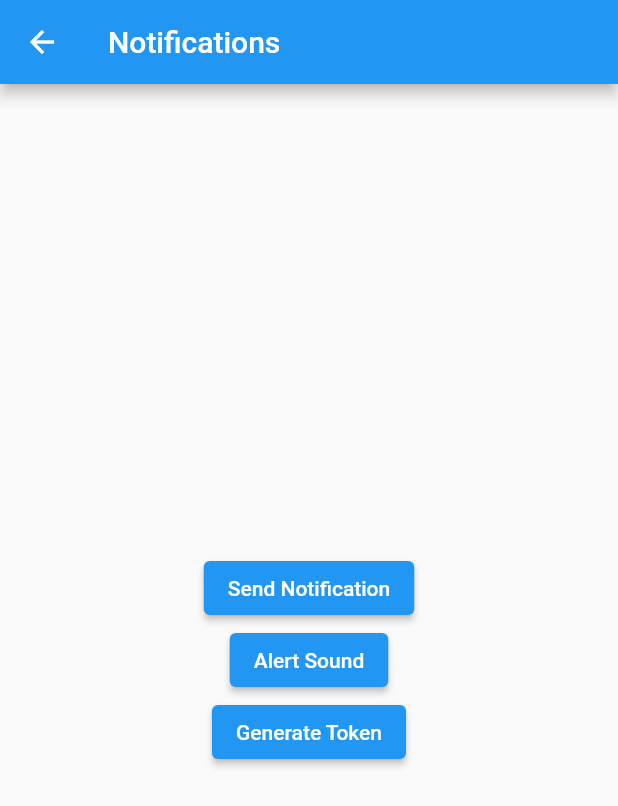
After one commit to mirza-d3x/researcher, a Flutter app: the screen it shows after launch, after a tap on "Notifications", on a phone screen of 412 x 824 dp. The commit adds this screen. Shown: the top 806 px of the screen. Run offline on Flutter 3.47's test engine with Material 2 defaults, Android fonts, the phone set to English and light mode, and no system bars; our stand-ins replace audioplayers, bloc, firebase_core, firebase_messaging, flutter_bloc, flutter_local_notifications and 3 more; missing offline and left inert: agora_rtc_engine, zego_uikit_prebuilt_call; accounts and stored records are empty; network calls fail.

Commit message:
testing notification

```diff
--- /dev/null
+++ b/lib/Notifcation/notication_test.dart
@@ -0,0 +1,98 @@
+//
+// Author: Geojit Technologies PVT LTD
+// notication_test.dart (c) 2023
+// Desc: Copyright (C) Geojit technologies (P) Ltd, All Rights Reserved
+//  Unauthorized copying of this file, via any medium is strictly prohibited
+//  Proprietary and confidential
+// Created:  2023-05-08T12:25:30.050Z
+//
+
+import 'dart:developer';
+
+import 'package:audioplayers/audioplayers.dart';
+import 'package:firebase_messaging/firebase_messaging.dart';
+import 'package:flutter_local_notifications/flutter_local_notifications.dart';
+import 'package:researcher/Notifcation/notification.dart';
+import 'package:flutter/material.dart';
+
+class NotificationScreen extends StatefulWidget {
+  const NotificationScreen({super.key});
+
+  @override
+  State<NotificationScreen> createState() => _NotificationScreenState();
+}
+
+class _NotificationScreenState extends State<NotificationScreen> {
+  final _localNotificationsPlugin = FlutterLocalNotificationsPlugin();
+
+  Future<void> setup() async {
+    // #1
+    const androidSetting = AndroidInitializationSettings('@mipmap/ic_launcher');
+    // const iosSetting = IOSInitializationSettings();
+
+    // #2
+    const initSettings = InitializationSettings(android: androidSetting);
+
+    // #3
+    await _localNotificationsPlugin.initialize(initSettings).then((_) {
+      debugPrint('setupPlugin: setup success');
+    }).catchError((Object error) {
+      debugPrint('Error: $error');
+    });
+  }
+
+  Notifications notifications = Notifications();
+  AudioPlayer audioPlayers = AudioPlayer();
+  @override
+  void initState() {
+    notifications.initNotification();
+    super.initState();
+  }
+
+  @override
+  Widget build(BuildContext context) {
+    return Scaffold(
+      appBar: AppBar(
+        title: const Text("Notifications"),
+      ),
+      body: SizedBox(
+        height: MediaQuery.of(context).size.height,
+        width: MediaQuery.of(context).size.width,
+        child: Column(
+          mainAxisAlignment: MainAxisAlignment.center,
+          crossAxisAlignment: CrossAxisAlignment.center,
+          children: [
+            ElevatedButton(
+              onPressed: () {
+                notifications.showNotification(
+                    title: "Test notification",
+                    body: "test notification testing ",
+                    sound: 'noti');
+              },
+              child: const Text("Send Notification"),
+            ),
+            ElevatedButton(
+              onPressed: () {
+                // notifications.showNotification(
+                //   title: "Test notification",
+                //   body: "test notification testing ",
+                //   payload: "",
+                // );
+                audioPlayers.play(AssetSource("sounds/notif.mp3"));
+              },
+              child: const Text("Alert Sound"),
+            ),
+            ElevatedButton(
+              onPressed: () async {
+                final fcmToken = await FirebaseMessaging.instance.getToken();
+                log("----------------------------------------Firebase FCM-----------------------------------------");
+                log(fcmToken!);
+              },
+              child: const Text("Generate Token"),
+            ),
+          ],
+        ),
+      ),
+    );
+  }
+}
--- /dev/null
+++ b/lib/Notifcation/notification.dart
@@ -0,0 +1,199 @@
+//
+// Author: Geojit Technologies PVT LTD
+// notification.dart (c) 2023
+// Desc: Copyright (C) Geojit technologies (P) Ltd, All Rights Reserved
+//  Unauthorized copying of this file, via any medium is strictly prohibited
+//  Proprietary and confidential
+// Created:  2023-05-09T04:57:15.081Z
+//
+
+import 'dart:developer';
+
+import 'package:firebase_core/firebase_core.dart';
+import 'package:firebase_messaging/firebase_messaging.dart';
+import 'package:flutter_local_notifications/flutter_local_notifications.dart';
+
+class Notifications {
+  late final FirebaseMessaging _messaging;
+
+  final FlutterLocalNotificationsPlugin notifications =
+      FlutterLocalNotificationsPlugin();
+  final FirebaseMessaging _firebaseMessaging = FirebaseMessaging.instance;
+  void registerPushNotifications() async {
+    NotificationSettings settings = await _firebaseMessaging.requestPermission(
+      alert: true,
+      badge: true,
+      sound: true,
+    );
+
+    if (settings.authorizationStatus == AuthorizationStatus.authorized) {
+      FirebaseMessaging.onMessage.listen((RemoteMessage message) {
+        log('Got a message whilst in the foreground!');
+        log('Message data: ${message.notification!.title}');
+        if (message.notification != null) {
+          print(
+              "=====================Sound========================${message.data['sound']}");
+          showNotification(
+              title: message.notification!.title!,
+              body: message.notification!.body!,
+              sound: message.data['sound']);
+          log('Message also contained a notification: ${message.notification!.title}');
+        }
+      });
+
+      FirebaseMessaging.onBackgroundMessage(firebaseMessagingBackgroundHandler);
+
+      FirebaseMessaging.onMessageOpenedApp.listen((RemoteMessage message) {
+        log('A new onMessageOpenedApp event was published!');
+        log('Message data: ${message.notification!.title}');
+      });
+    } else {
+      log('User declined permission');
+    }
+  }
+
+  Future<void> firebaseMessagingBackgroundHandler(RemoteMessage message) async {
+    log('Handling a background message ${message.notification!.title}');
+    print(
+        "=====================Sound========================${message.data['sound']}");
+    showNotification(
+        title: message.notification!.title!,
+        body: message.notification!.body!,
+        sound: message.data['sound']);
+  }
+
+  // void registerNotification() async {
+  //   await Firebase.initializeApp();
+
+  //   _messaging = FirebaseMessaging.instance;
+
+  //   NotificationSettings settings = await _messaging.requestPermission(
+  //     alert: true,
+  //     badge: true,
+  //     provisional: false,
+  //     sound: true,
+  //   );
+
+  //   if (settings.authorizationStatus == AuthorizationStatus.authorized) {
+  //     FirebaseMessaging.onMessage.listen((RemoteMessage message) {
+  //       log('Got a message whilst in the foreground!');
+  //       log('Message data: ${message.data}');
+
+  //       if (message.notification != null) {
+  //         log("NotificationRecieved");
+  //         showNotification(
+  //           title: message.notification!.title!,
+  //           body: message.notification!.body!,
+  //         );
+  //         log(
+  //             'Message also contained a notification: ${message.notification}');
+  //       }
+  //     });
+
+  //     // FirebaseMessaging.onBackgroundMessage(
+  //     //     _firebaseMessagingBackgroundHandler);
+
+  //     FirebaseMessaging.onMessageOpenedApp.listen((RemoteMessage message) {
+  //       log('A new onMessageOpenedApp event was published!');
+  //       log('Message data: ${message.data}');
+  //       showNotification(
+  //         title: message.notification!.title!,
+  //         body: message.notification!.body!,
+  //       );
+  //     });
+  //   } else {
+  //     log('User declined permission');
+  //   }
+  // }
+
+  // Future<void> _firebaseMessagingBackgroundHandler(
+  //     RemoteMessage message) async {
+  //   showNotification(
+  //     title: message.notification!.title!,
+  //     body: message.notification!.body!,
+  //   );
+  //   log('Handling a background message ${message.messageId}');
+  // }
+
+  initNotification() async {
+    const androidSettings = AndroidInitializationSettings('mipmap/ic_launcher');
+
+    const notificationSettings =
+        InitializationSettings(android: androidSettings);
+    await notifications.initialize(notificationSettings);
+  }
+
+  showNotification({
+    int id = 0,
+    required String title,
+    required String body,
+    required String sound,
+  }) async {
+    print("=====================Sound========================$sound");
+    notifications.show(id, title, body, await getNotificationDetails(sound));
+  }
+
+  getNotificationDetails(String sound) async {
+    return NotificationDetails(
+      android: AndroidNotificationDetails(
+        "channelIdfsgfgs",
+        "channelName",
+        importance: Importance.max,
+        playSound: true,
+        sound: RawResourceAndroidNotificationSound(sound),
+      ),
+    );
+  }
+}
+
+class PushNotification {
+  PushNotification({
+    this.title,
+    this.body,
+  });
+  String? title;
+  String? body;
+}
+
+// Initialize the FirebaseMessaging instance
+final FirebaseMessaging _firebaseMessaging = FirebaseMessaging.instance;
+
+// Request permission for receiving push notifications (optional)
+void requestPermissionForPushNotifications() async {
+  NotificationSettings settings = await _firebaseMessaging.requestPermission(
+    alert: true,
+    badge: true,
+    sound: true,
+  );
+  log('User granted permission: ${settings.authorizationStatus}');
+}
+
+// Get the device token for push notifications (required for sending notifications)
+void getDeviceTokenForPushNotifications() async {
+  String? token = await _firebaseMessaging.getToken();
+  log('Device token for push notifications: $token');
+}
+
+// Listen for incoming push notifications while the app is in the foreground (optional)
+void handleIncomingForegroundNotifications() {
+  FirebaseMessaging.onMessage.listen((RemoteMessage message) {
+    log('Received a foreground message: ${message.notification!.title}');
+  });
+}
+
+// Listen for incoming push notifications while the app is in the background (optional)
+void handleIncomingBackgroundNotifications() {
+  FirebaseMessaging.onBackgroundMessage((message) {
+    log('Received a background message: ${message.notification!.title}');
+    return Future<void>.value();
+  });
+}
+
+// Listen for incoming push notifications while the app is terminated (optional)
+void handleIncomingTerminatedNotifications() async {
+  RemoteMessage? initialMessage =
+      await FirebaseMessaging.instance.getInitialMessage();
+  if (initialMessage != null) {
+    log('Received a terminated message: ${initialMessage.notification!.title}');
+  }
+}
--- a/lib/main.dart
+++ b/lib/main.dart
@@ -1,11 +1,23 @@
+import 'package:firebase_core/firebase_core.dart';
+import 'package:firebase_messaging/firebase_messaging.dart';
 import 'package:flutter/material.dart';
 import 'package:flutter_bloc/flutter_bloc.dart';
+import 'package:researcher/Notifcation/notification.dart';
+import 'package:researcher/firebase_options.dart';
 import 'package:researcher/options.dart';
 import 'package:researcher/rz/Pagination/Api/api_functions.dart';
 import 'package:researcher/rz/Pagination/Bloc/bloc/pagination_bloc_bloc.dart';
+import 'package:zego_uikit_prebuilt_call/zego_uikit_prebuilt_call.dart';
 
-void main() {
+void main() async {
+  WidgetsFlutterBinding.ensureInitialized();
+  await Firebase.initializeApp(
+    options: DefaultFirebaseOptions.currentPlatform,
+  );
+  final navigatorKey = GlobalKey<NavigatorState>();
+  ZegoUIKitPrebuiltCallInvitationService().setNavigatorKey(navigatorKey);
   ApiS apiS = ApiS();
+
   runApp(
     MultiBlocProvider(
       providers: [
@@ -13,13 +25,14 @@ void main() {
           create: (context) => PaginationBloc(apiS),
         ),
       ],
-      child: const MyApp(),
+      child: MyApp(navigatorKey: navigatorKey),
     ),
   );
 }
 
 class MyApp extends StatelessWidget {
-  const MyApp({super.key});
+  final GlobalKey<NavigatorState> navigatorKey;
+  const MyApp({super.key, required this.navigatorKey});
 
   @override
   Widget build(BuildContext context) {
--- a/lib/options.dart
+++ b/lib/options.dart
@@ -1,11 +1,25 @@
 import 'package:flutter/material.dart';
 import 'package:researcher/Animation/animation_main.dart';
+import 'package:researcher/Notifcation/notication_test.dart';
+import 'package:researcher/Notifcation/notification.dart';
 import 'package:researcher/PasswordGenerator/password_generator.dart';
 import 'package:researcher/VideoCall/video_call_screen.dart';
 import 'package:researcher/rz/Pagination/UI/list_view.dart';
 
-class OptionsPage extends StatelessWidget {
+class OptionsPage extends StatefulWidget {
   const OptionsPage({super.key});
+
+  @override
+  State<OptionsPage> createState() => _OptionsPageState();
+}
+
+class _OptionsPageState extends State<OptionsPage> {
+  @override
+  void initState() {
+    Notifications().initNotification();
+    Notifications().registerPushNotifications();
+    super.initState();
+  }
 
   @override
   Widget build(BuildContext context) {
@@ -82,6 +96,23 @@ class OptionsPage extends StatelessWidget {
                   child: const Text('VideoCall'),
                 ),
               ),
+              const SizedBox(
+                height: 50,
+              ),
+              SizedBox(
+                height: MediaQuery.of(context).size.height * .05,
+                width: MediaQuery.of(context).size.width * .9,
+                child: ElevatedButton(
+                  onPressed: () {
+                    Navigator.of(context).push(
+                      MaterialPageRoute(
+                        builder: (context) => const NotificationScreen(),
+                      ),
+                    );
+                  },
+                  child: const Text('Notifications'),
+                ),
+              ),
             ],
           ),
         ),
```
Also changed, not shown: lib/VideoCall/video_call_screen.dart (+31 -53 lines), lib/VideoCall/zeg_video_call.dart (added, +61 -0 lines), pubspec.yaml (+9 -0 lines), lib/firebase_options.dart (added), pubspec.lock, 11 other files.
